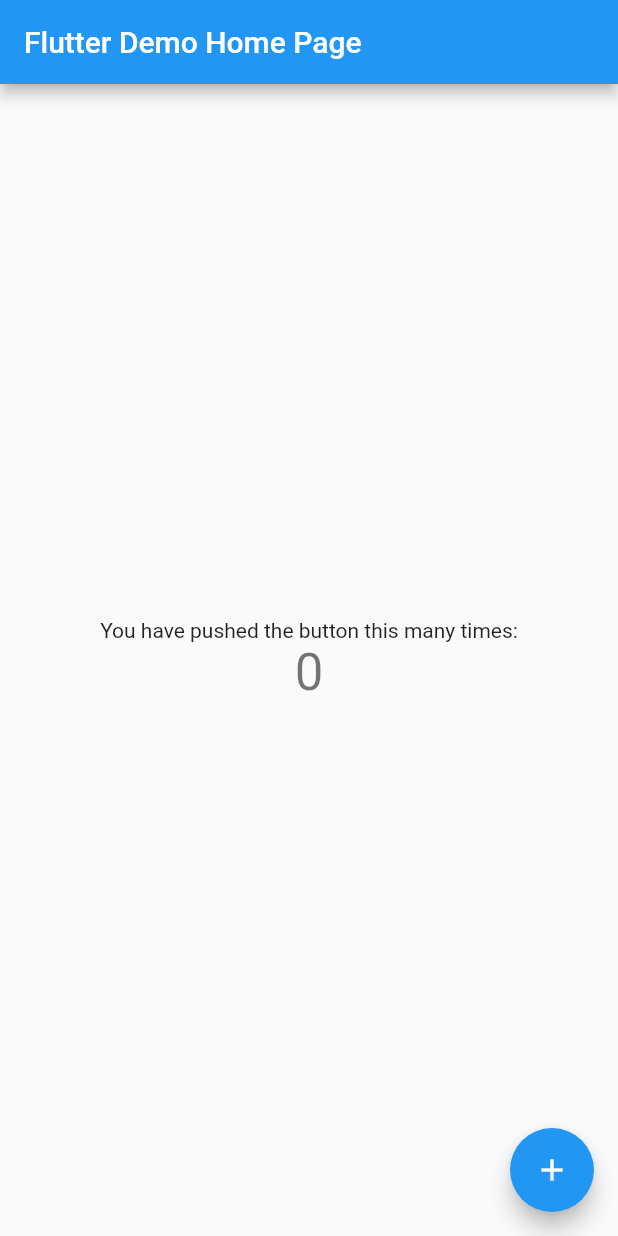
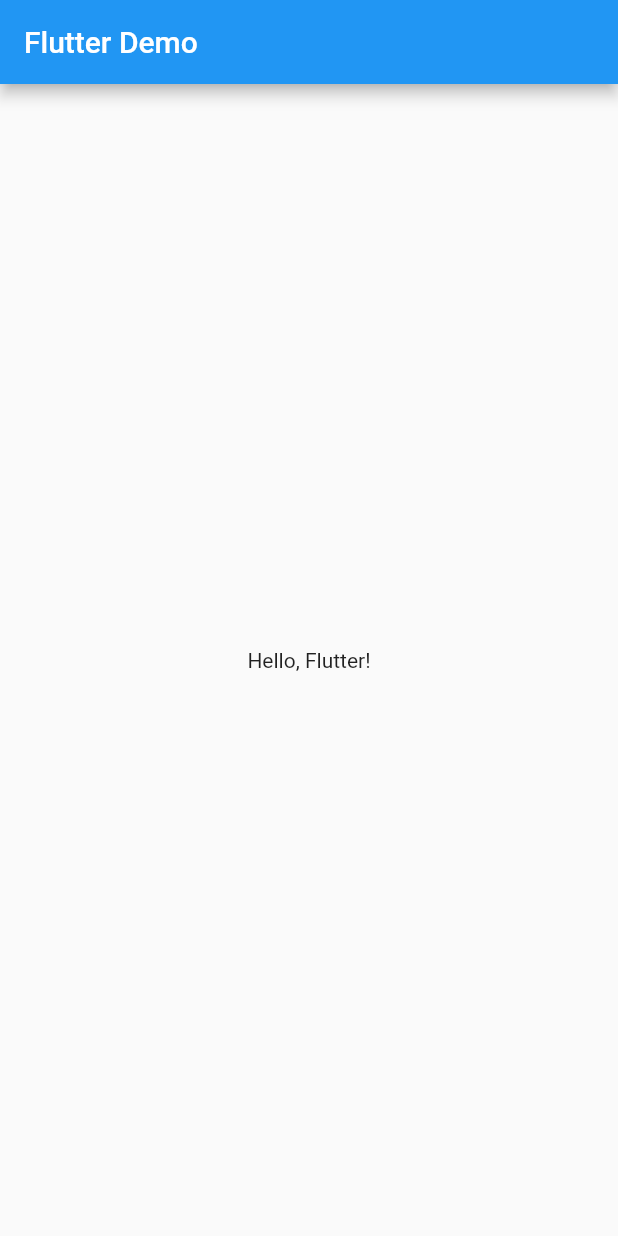
Before and after one commit to ykws/flutter_widget_test, a Flutter app: the screen it shows after launch, on a phone screen of 412 x 824 dp. Run offline on Flutter 3.47's test engine with Material 2 defaults, Android fonts, the phone set to English and light mode, and no system bars.

Commit message:
Create a widget to test

```diff
--- a/lib/main.dart
+++ b/lib/main.dart
@@ -1,111 +1,29 @@
 import 'package:flutter/material.dart';
 
-void main() => runApp(MyApp());
+void main() => runApp(MyWidget(title: 'Flutter Demo', message: 'Hello, Flutter!'));
 
-class MyApp extends StatelessWidget {
-  // This widget is the root of your application.
+class MyWidget extends StatelessWidget {
+  final String title;
+  final String message;
+
+  const MyWidget({
+    Key key,
+    @required this.title,
+    @required this.message,
+  }) : super(key: key);
+
   @override
   Widget build(BuildContext context) {
     return MaterialApp(
       title: 'Flutter Demo',
-      theme: ThemeData(
-        // This is the theme of your application.
-        //
-        // Try running your application with "flutter run". You'll see the
-        // application has a blue toolbar. Then, without quitting the app, try
-        // changing the primarySwatch below to Colors.green and then invoke
-        // "hot reload" (press "r" in the console where you ran "flutter run",
-        // or simply save your changes to "hot reload" in a Flutter IDE).
-        // Notice that the counter didn't reset back to zero; the application
-        // is not restarted.
-        primarySwatch: Colors.blue,
+      home: Scaffold(
+        appBar: AppBar(
+          title: Text(title),
+        ),
+        body: Center(
+          child: Text(message),
+        ),
       ),
-      home: MyHomePage(title: 'Flutter Demo Home Page'),
     );
   }
 }
-
-class MyHomePage extends StatefulWidget {
-  MyHomePage({Key key, this.title}) : super(key: key);
-
-  // This widget is the home page of your application. It is stateful, meaning
-  // that it has a State object (defined below) that contains fields that affect
-  // how it looks.
-
-  // This class is the configuration for the state. It holds the values (in this
-  // case the title) provided by the parent (in this case the App widget) and
-  // used by the build method of the State. Fields in a Widget subclass are
-  // always marked "final".
-
-  final String title;
-
-  @override
-  _MyHomePageState createState() => _MyHomePageState();
-}
-
-class _MyHomePageState extends State<MyHomePage> {
-  int _counter = 0;
-
-  void _incrementCounter() {
-    setState(() {
-      // This call to setState tells the Flutter framework that something has
-      // changed in this State, which causes it to rerun the build method below
-      // so that the display can reflect the updated values. If we changed
-      // _counter without calling setState(), then the build method would not be
-      // called again, and so nothing would appear to happen.
-      _counter++;
-    });
-  }
-
-  @override
-  Widget build(BuildContext context) {
-    // This method is rerun every time setState is called, for instance as done
-    // by the _incrementCounter method above.
-    //
-    // The Flutter framework has been optimized to make rerunning build methods
-    // fast, so that you can just rebuild anything that needs updating rather
-    // than having to individually change instances of widgets.
-    return Scaffold(
-      appBar: AppBar(
-        // Here we take the value from the MyHomePage object that was created by
-        // the App.build method, and use it to set our appbar title.
-        title: Text(widget.title),
-      ),
-      body: Center(
-        // Center is a layout widget. It takes a single child and positions it
-        // in the middle of the parent.
-        child: Column(
-          // Column is also a layout widget. It takes a list of children and
-          // arranges them vertically. By default, it sizes itself to fit its
-          // children horizontally, and tries to be as tall as its parent.
-          //
-          // Invoke "debug painting" (press "p" in the console, choose the
-          // "Toggle Debug Paint" action from the Flutter Inspector in Android
-          // Studio, or the "Toggle Debug Paint" command in Visual Studio Code)
-          // to see the wireframe for each widget.
-          //
-          // Column has various properties to control how it sizes itself and
-          // how it positions its children. Here we use mainAxisAlignment to
-          // center the children vertically; the main axis here is the vertical
-          // axis because Columns are vertical (the cross axis would be
-          // horizontal).
-          mainAxisAlignment: MainAxisAlignment.center,
-          children: <Widget>[
-            Text(
-              'You have pushed the button this many times:',
-            ),
-            Text(
-              '$_counter',
-              style: Theme.of(context).textTheme.display1,
-            ),
-          ],
-        ),
-      ),
-      floatingActionButton: FloatingActionButton(
-        onPressed: _incrementCounter,
-        tooltip: 'Increment',
-        child: Icon(Icons.add),
-      ), // This trailing comma makes auto-formatting nicer for build methods.
-    );
-  }
-}
```
